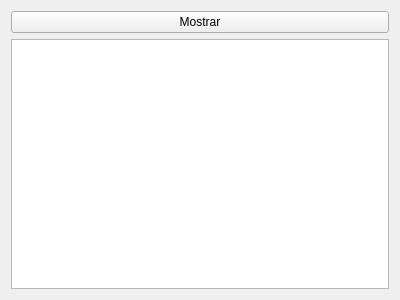
Above: ui/collapsiblewidget.ui from darktorres/ERP-STACCATO before the change. Below: the same form after it.
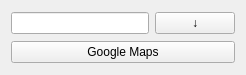
That is the form after the change.

Patch:
```diff
--- a/ui/collapsiblewidget.ui
+++ b/ui/collapsiblewidget.ui
@@ -6,25 +6,34 @@
    <rect>
     <x>0</x>
     <y>0</y>
-    <width>400</width>
-    <height>300</height>
+    <width>246</width>
+    <height>75</height>
    </rect>
   </property>
   <property name="windowTitle">
    <string>Form</string>
   </property>
   <layout class="QGridLayout" name="gridLayout">
-   <item row="0" column="0">
-    <widget class="QPushButton" name="pushButton">
-     <property name="text">
-      <string>Mostrar</string>
-     </property>
-    </widget>
-   </item>
    <item row="1" column="0">
-    <widget class="QTextBrowser" name="textBrowser">
-     <property name="openExternalLinks">
-      <bool>true</bool>
+    <widget class="QLineEdit" name="lineEdit"/>
+   </item>
+   <item row="2" column="0" colspan="2">
+    <widget class="QPushButton" name="pushButton_2">
+     <property name="text">
+      <string>Google Maps</string>
+     </property>
+    </widget>
+   </item>
+   <item row="1" column="1">
+    <widget class="QPushButton" name="pushButton">
+     <property name="sizePolicy">
+      <sizepolicy hsizetype="Fixed" vsizetype="Fixed">
+       <horstretch>0</horstretch>
+       <verstretch>0</verstretch>
+      </sizepolicy>
+     </property>
+     <property name="text">
+      <string>↓</string>
      </property>
     </widget>
    </item>
```
